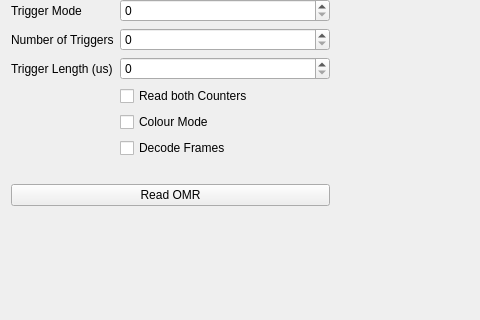
Qt form SpidrMpx3Eq/qcstmconfigmonitoring.ui (navrit/dexter) before a commit; both pictures show x 0 to 480 and y 184 to 504 of the 1146 by 689 pixel window.
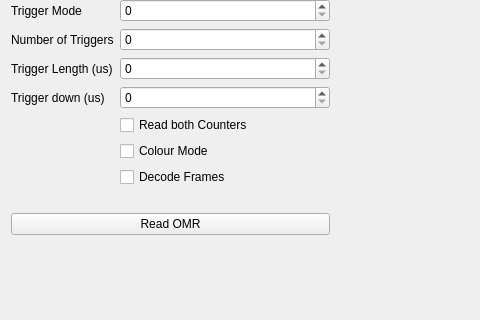
The same form after that commit.

Diff of the .ui file:
```diff
--- a/SpidrMpx3Eq/qcstmconfigmonitoring.ui
+++ b/SpidrMpx3Eq/qcstmconfigmonitoring.ui
@@ -183,6 +183,23 @@
            </property>
           </widget>
          </item>
+         <item row="12" column="1">
+          <widget class="QSpinBox" name="triggerDowntimeSpinner">
+           <property name="minimum">
+            <number>0</number>
+           </property>
+           <property name="maximum">
+            <number>999999999</number>
+           </property>
+          </widget>
+         </item>
+         <item row="12" column="0">
+          <widget class="QLabel" name="label_17">
+           <property name="text">
+            <string>Trigger down (us)</string>
+           </property>
+          </widget>
+         </item>
         </layout>
        </item>
        <item>
```
